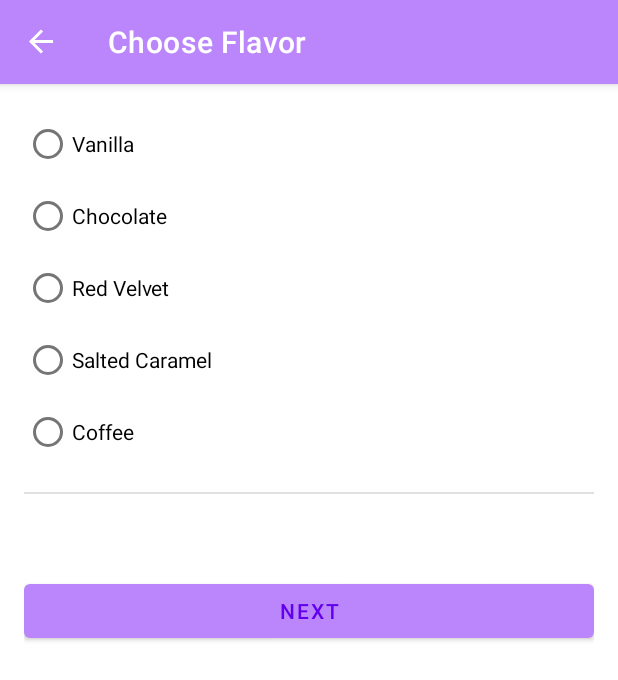
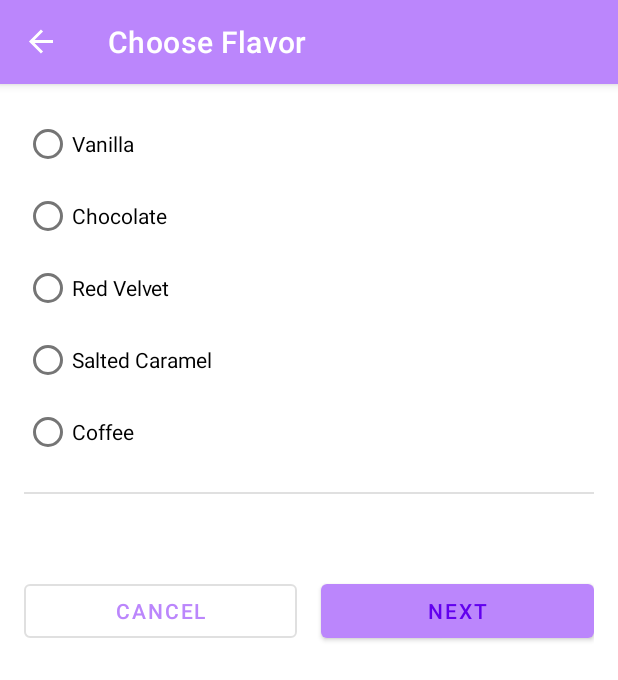
Before and after one commit to darshangaikwad/learnings, an Android app: the FlavorFragment screen opened through its navigation route, on a phone screen of 412 x 824 dp. Shown: the top 680 px of the screen. Run offline under Robolectric (Android 15) with nearby library versions, the phone set to English and light mode, and no system bars; our stand-ins replace data binding, navigation-ui; 2 statements that could not run were skipped.

Commit message:
Complete cupcake ordering application
Signed-off-by: darshangaikwad <darshangkwd8182@gmail.com>

```diff
--- a/app/src/main/java/com/darshangaikwad/mylearning/cupcake/CupcakeActivity.kt
+++ b/app/src/main/java/com/darshangaikwad/mylearning/cupcake/CupcakeActivity.kt
@@ -2,6 +2,7 @@ package com.darshangaikwad.mylearning.cupcake
 
 import android.os.Bundle
 import androidx.appcompat.app.AppCompatActivity
+import androidx.navigation.NavController
 import androidx.navigation.fragment.NavHostFragment
 import androidx.navigation.ui.setupActionBarWithNavController
 import com.darshangaikwad.mylearning.R
@@ -11,11 +12,17 @@ import com.darshangaikwad.mylearning.R
  */
 class CupcakeActivity : AppCompatActivity(R.layout.activity_cupcake) {
 
+    private lateinit var navController: NavController
+
     override fun onCreate(savedInstanceState: Bundle?) {
         super.onCreate(savedInstanceState)
         val navHostFragment = supportFragmentManager
             .findFragmentById(R.id.cupcake_nav_host_fragment) as NavHostFragment
-        val navController = navHostFragment.navController
+        navController = navHostFragment.navController
         setupActionBarWithNavController(navController)
     }
+
+    override fun onSupportNavigateUp(): Boolean {
+        return navController.navigateUp() || super.onSupportNavigateUp()
+    }
 }
--- a/app/src/main/java/com/darshangaikwad/mylearning/cupcake/view/FlavorFragment.kt
+++ b/app/src/main/java/com/darshangaikwad/mylearning/cupcake/view/FlavorFragment.kt
@@ -58,4 +58,9 @@ class FlavorFragment : Fragment() {
         super.onDestroyView()
         binding = null
     }
+
+    fun cancelOrder() {
+        sharedViewModel.resetOrder()
+        findNavController().navigate(R.id.action_flavorFragment_to_startFragment)
+    }
 }
--- a/app/src/main/java/com/darshangaikwad/mylearning/cupcake/view/PickupFragment.kt
+++ b/app/src/main/java/com/darshangaikwad/mylearning/cupcake/view/PickupFragment.kt
@@ -58,4 +58,9 @@ class PickupFragment : Fragment() {
         super.onDestroyView()
         binding = null
     }
+
+    fun cancelOrder() {
+        sharedViewModel.resetOrder()
+        findNavController().navigate(R.id.action_pickupFragment_to_startFragment)
+    }
 }
--- a/app/src/main/res/layout/fragment_flavor.xml
+++ b/app/src/main/res/layout/fragment_flavor.xml
@@ -94,6 +94,18 @@
                 app:layout_constraintTop_toBottomOf="@id/divider" />
 
             <Button
+                android:id="@+id/cancel_button"
+                style="?attr/materialButtonOutlinedStyle"
+                android:layout_width="0dp"
+                android:layout_height="wrap_content"
+                android:layout_marginEnd="@dimen/side_margin"
+                android:onClick="@{() -> flavorFragment.cancelOrder()}"
+                android:text="@string/cancel"
+                app:layout_constraintEnd_toStartOf="@id/next_button"
+                app:layout_constraintStart_toStartOf="parent"
+                app:layout_constraintTop_toTopOf="@id/next_button" />
+
+            <Button
                 android:id="@+id/next_button"
                 android:layout_width="0dp"
                 android:layout_height="wrap_content"
@@ -102,7 +114,7 @@
                 android:text="@string/next"
                 app:layout_constraintBottom_toBottomOf="parent"
                 app:layout_constraintEnd_toEndOf="parent"
-                app:layout_constraintStart_toStartOf="parent"
+                app:layout_constraintStart_toEndOf="@id/cancel_button"
                 app:layout_constraintTop_toBottomOf="@id/subtotal" />
 
         </androidx.constraintlayout.widget.ConstraintLayout>
--- a/app/src/main/res/navigation/cupcake_nav_graph.xml
+++ b/app/src/main/res/navigation/cupcake_nav_graph.xml
@@ -21,6 +21,11 @@
         <action
             android:id="@+id/action_flavorFragment_to_pickupFragment"
             app:destination="@id/pickupFragment" />
+        <action
+            android:id="@+id/action_flavorFragment_to_startFragment"
+            app:destination="@id/startFragment"
+            app:popUpTo="@id/startFragment"
+            app:popUpToInclusive="true" />
     </fragment>
     <fragment
         android:id="@+id/pickupFragment"
@@ -30,10 +35,21 @@
         <action
             android:id="@+id/action_pickupFragment_to_summaryFragment"
             app:destination="@id/summaryFragment" />
+        <action
+            android:id="@+id/action_pickupFragment_to_startFragment"
+            app:destination="@id/startFragment"
+            app:popUpTo="@id/startFragment"
+            app:popUpToInclusive="true" />
     </fragment>
     <fragment
         android:id="@+id/summaryFragment"
         android:name="com.darshangaikwad.mylearning.cupcake.view.SummaryFragment"
         android:label="@string/order_summary"
-        tools:layout="@layout/fragment_summary" />
+        tools:layout="@layout/fragment_summary">
+        <action
+            android:id="@+id/action_summaryFragment_to_startFragment"
+            app:destination="@id/startFragment"
+            app:popUpTo="@id/startFragment"
+            app:popUpToInclusive="true" />
+    </fragment>
 </navigation>
--- a/app/src/main/res/values/strings.xml
+++ b/app/src/main/res/values/strings.xml
@@ -56,7 +56,11 @@
     <string name="subtotal_price">Subtotal %s</string>
     <string name="total_price">Total %s</string>
     <string name="new_cupcake_order">New Cupcake Order</string>
-    <string name="order_details">Quantity: %1$s cupcakes \n Flavor: %2$s \nPickup date: %3$s \n
+    <string name="order_details">Quantity: %1$s \n Flavor: %2$s \nPickup date: %3$s \n
         Total: %4$s \n\n Thank you!</string>
+    <plurals name="cupcakes">
+        <item quantity="one">%d cupcake</item>
+        <item quantity="other">%d cupcakes</item>
+    </plurals>
 
 </resources>
```
Also changed, not shown: app/src/main/java/com/darshangaikwad/mylearning/cupcake/view/SummaryFragment.kt (+25 -1 lines), app/src/main/res/layout/fragment_pickup.xml (+13 -1 lines), app/src/main/res/layout/fragment_summary.xml (+9 -0 lines).
